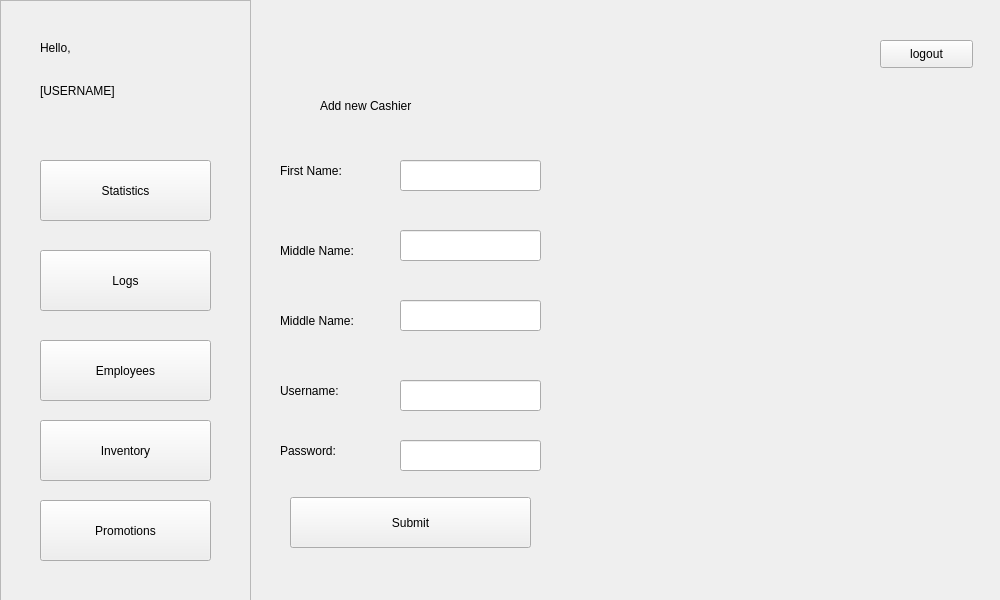
Above: POS/UI/AddEmployee.ui from ReiZedlav/CSCC-21.1-Software-Engineering-1 before the change. Below: the same form after it.
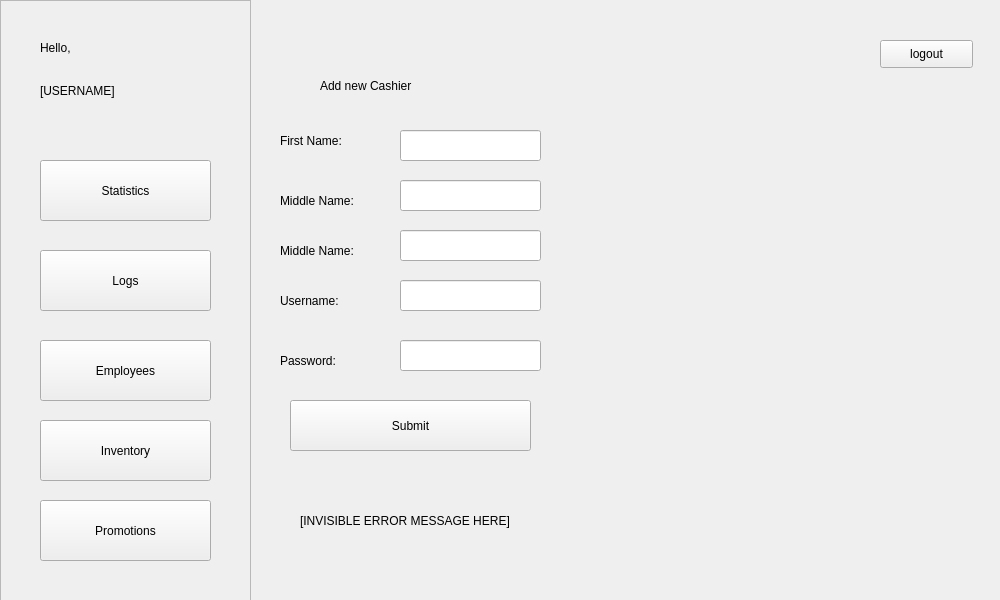
That is the form after the change.

```diff
--- a/POS/UI/AddEmployee.ui
+++ b/POS/UI/AddEmployee.ui
@@ -138,7 +138,7 @@
     <property name="geometry">
      <rect>
       <x>320</x>
-      <y>90</y>
+      <y>70</y>
       <width>261</width>
       <height>31</height>
      </rect>
@@ -151,7 +151,7 @@
     <property name="geometry">
      <rect>
       <x>400</x>
-      <y>160</y>
+      <y>130</y>
       <width>141</width>
       <height>31</height>
      </rect>
@@ -161,7 +161,7 @@
     <property name="geometry">
      <rect>
       <x>280</x>
-      <y>150</y>
+      <y>120</y>
       <width>91</width>
       <height>41</height>
      </rect>
@@ -174,7 +174,7 @@
     <property name="geometry">
      <rect>
       <x>280</x>
-      <y>230</y>
+      <y>180</y>
       <width>91</width>
       <height>41</height>
      </rect>
@@ -187,7 +187,7 @@
     <property name="geometry">
      <rect>
       <x>400</x>
-      <y>230</y>
+      <y>180</y>
       <width>141</width>
       <height>31</height>
      </rect>
@@ -197,7 +197,7 @@
     <property name="geometry">
      <rect>
       <x>280</x>
-      <y>300</y>
+      <y>230</y>
       <width>91</width>
       <height>41</height>
      </rect>
@@ -210,7 +210,7 @@
     <property name="geometry">
      <rect>
       <x>400</x>
-      <y>300</y>
+      <y>230</y>
       <width>141</width>
       <height>31</height>
      </rect>
@@ -220,7 +220,7 @@
     <property name="geometry">
      <rect>
       <x>280</x>
-      <y>370</y>
+      <y>280</y>
       <width>91</width>
       <height>41</height>
      </rect>
@@ -233,7 +233,7 @@
     <property name="geometry">
      <rect>
       <x>400</x>
-      <y>380</y>
+      <y>280</y>
       <width>141</width>
       <height>31</height>
      </rect>
@@ -243,7 +243,7 @@
     <property name="geometry">
      <rect>
       <x>280</x>
-      <y>430</y>
+      <y>340</y>
       <width>91</width>
       <height>41</height>
      </rect>
@@ -256,7 +256,7 @@
     <property name="geometry">
      <rect>
       <x>400</x>
-      <y>440</y>
+      <y>340</y>
       <width>141</width>
       <height>31</height>
      </rect>
@@ -266,7 +266,7 @@
     <property name="geometry">
      <rect>
       <x>290</x>
-      <y>497</y>
+      <y>400</y>
       <width>241</width>
       <height>51</height>
      </rect>
@@ -275,6 +275,19 @@
      <string>Submit</string>
     </property>
    </widget>
+   <widget class="QLabel" name="errorMsg">
+    <property name="geometry">
+     <rect>
+      <x>300</x>
+      <y>500</y>
+      <width>271</width>
+      <height>41</height>
+     </rect>
+    </property>
+    <property name="text">
+     <string>[INVISIBLE ERROR MESSAGE HERE]</string>
+    </property>
+   </widget>
   </widget>
  </widget>
  <resources/>
```
Left out of the diff: 2 changed lines with no effect on the pictures.
